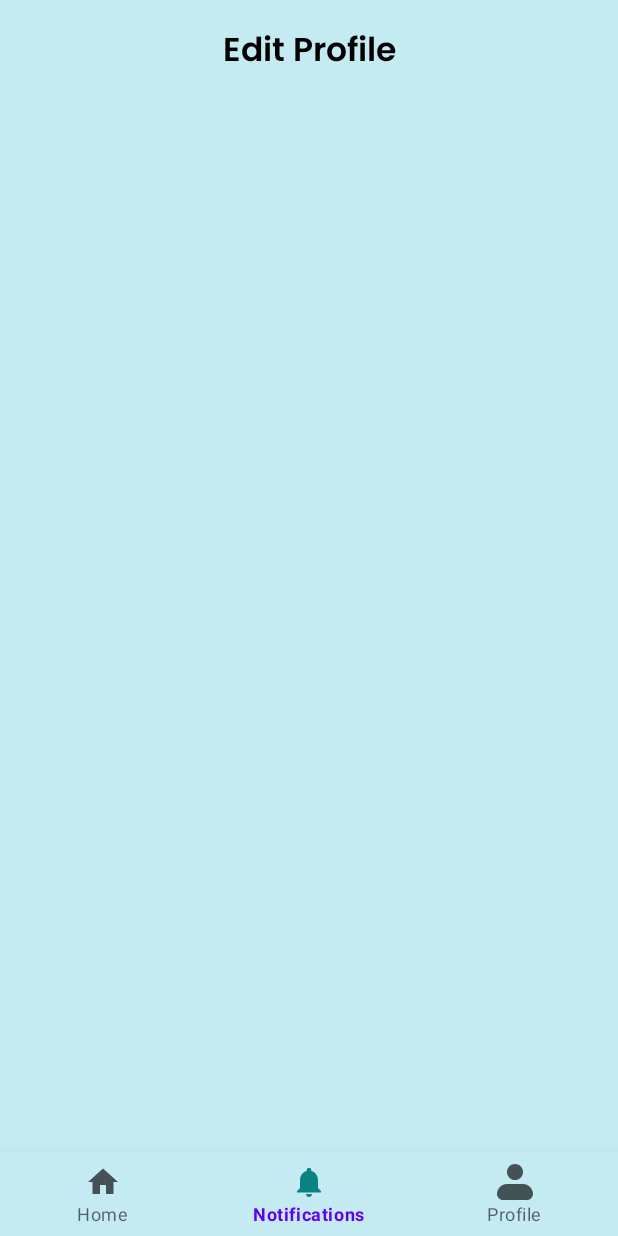
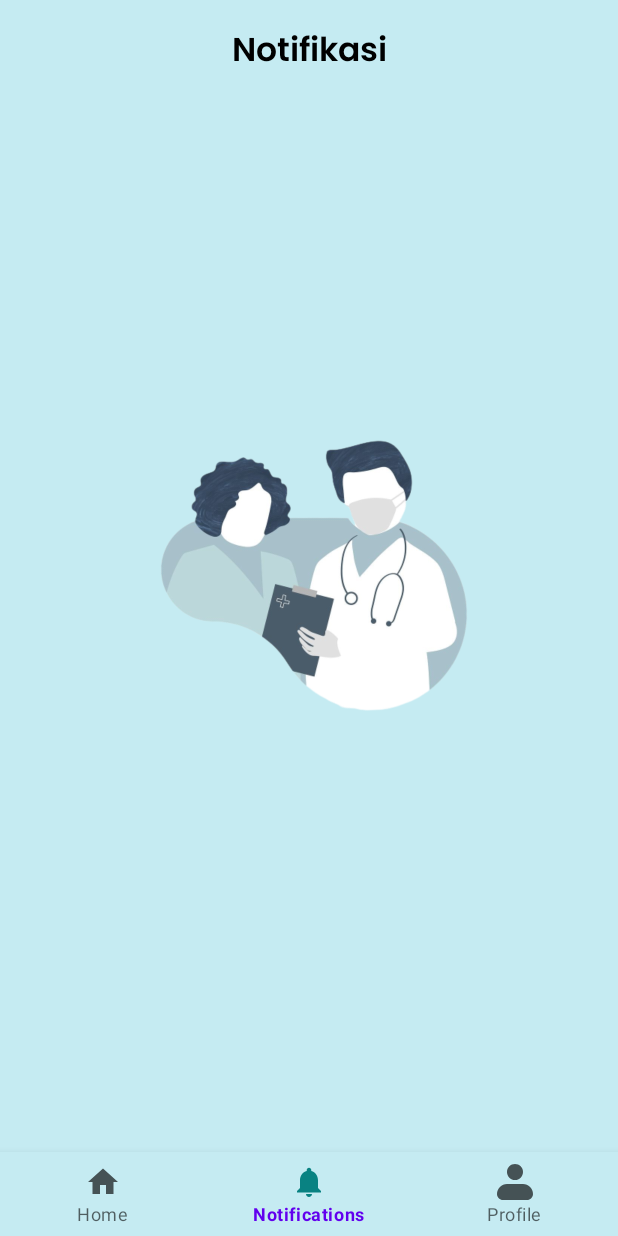
Before and after one commit to faizul14/DripControl, an Android app: the NotificationsFragment screen opened through its navigation route, on a phone screen of 412 x 824 dp. Run offline under Robolectric (Android 15) with nearby library versions, the phone set to English and light mode, and no system bars; our stand-ins replace Firebase (no records; nobody signed in at launch, a user with empty details on screens opened directly), Room's generated code, navigation-ui; 4 statements that could not run were skipped.

Commit message:
+ Cange request

```diff
--- a/app/src/main/java/com/faezolfp/dripcontrol/core/data/Firebase.kt
+++ b/app/src/main/java/com/faezolfp/dripcontrol/core/data/Firebase.kt
@@ -10,10 +10,10 @@ import com.google.firebase.database.FirebaseDatabase
 import com.google.firebase.database.ValueEventListener
 
 class Firebase {
-    private val database: DatabaseReference = FirebaseDatabase.getInstance().getReference("DataInfus")
+    private val database: DatabaseReference = FirebaseDatabase.getInstance().getReference("DripControl")
 
     fun setTpm(data: Int) {
-        database.child("BeratInfus").setValue(data).addOnSuccessListener {
+        database.child("TPM").setValue(data).addOnSuccessListener {
         }.addOnFailureListener {
             Log.d("RESULTFIREBASE", it.toString())
         }
@@ -23,7 +23,7 @@ class Firebase {
         val result = MutableLiveData<Int>()
         val listener = object : ValueEventListener {
             override fun onDataChange(snapshot: DataSnapshot) {
-                val dataInf = snapshot.child("BeratInfus").value
+                val dataInf = snapshot.child("TPM").value
                 result.value = dataInf.toString().toInt()
             }
 
@@ -38,7 +38,7 @@ class Firebase {
     }
 
     fun setDataInfus(data: Int) {
-        database.child("Testesan/DataRealtime").setValue(data).addOnSuccessListener {
+        database.child("VolumeInfus/CurrentVolume").setValue(data).addOnSuccessListener {
         }.addOnFailureListener {
             Log.d("RESULTFIREBASE", it.toString())
         }
@@ -48,7 +48,7 @@ class Firebase {
         val result = MutableLiveData<Int>()
         val listener = object : ValueEventListener {
             override fun onDataChange(snapshot: DataSnapshot) {
-                val dataInf = snapshot.child("Testesan/DataRealtime").value
+                val dataInf = snapshot.child("VolumeInfus/CurrentVolume").value
                 result.value = dataInf.toString().toInt()
             }
 
@@ -63,7 +63,7 @@ class Firebase {
     }
 
     fun setDataInfusMax(data: Int) {
-        database.child("Testesan/Max").setValue(data).addOnSuccessListener {
+        database.child("VolumeInfus/MaxVolume").setValue(data).addOnSuccessListener {
         }.addOnFailureListener {
             Log.d("RESULTFIREBASE", it.toString())
         }
@@ -73,7 +73,7 @@ class Firebase {
         val result = MutableLiveData<Int>()
         val listener = object : ValueEventListener {
             override fun onDataChange(snapshot: DataSnapshot) {
-                val dataInf = snapshot.child("Testesan/Max").value
+                val dataInf = snapshot.child("VolumeInfus/MaxVolume").value
                 result.value = dataInf.toString().toInt()
                 Log.d("TRACKING", dataInf.toString())
             }
--- a/app/src/main/java/com/faezolfp/dripcontrol/core/domain/model/Pasiens.kt
+++ b/app/src/main/java/com/faezolfp/dripcontrol/core/domain/model/Pasiens.kt
@@ -1,6 +1,10 @@
 package com.faezolfp.dripcontrol.core.domain.model
 
+import android.os.Parcelable
+import kotlinx.parcelize.Parcelize
 
+
+@Parcelize
 data class Pasiens(
     var id: Int = 0,
     var nama: String? = null,
@@ -10,4 +14,4 @@ data class Pasiens(
     var lamapemberianinfus: String? = null,
     var tetsanpermenit: String? = null,
     var kamar: Int? = null,
-)
+): Parcelable
--- a/app/src/main/java/com/faezolfp/dripcontrol/core/domain/ui/ListPasienAdapter.kt
+++ b/app/src/main/java/com/faezolfp/dripcontrol/core/domain/ui/ListPasienAdapter.kt
@@ -3,13 +3,14 @@ package com.faezolfp.dripcontrol.core.domain.ui
 import android.content.Intent
 import android.view.LayoutInflater
 import android.view.ViewGroup
+import androidx.recyclerview.widget.ItemTouchHelper
 import androidx.recyclerview.widget.RecyclerView
 import com.faezolfp.dripcontrol.R
 import com.faezolfp.dripcontrol.core.domain.model.Pasiens
 import com.faezolfp.dripcontrol.databinding.ItemListBinding
 import com.faezolfp.dripcontrol.presentation.tracking.TrackingScreenActivity
 
-class ListPasienAdapter : RecyclerView.Adapter<ListPasienAdapter.ViewHolder>() {
+class ListPasienAdapter() : RecyclerView.Adapter<ListPasienAdapter.ViewHolder>() {
 
     private val listPasiens = ArrayList<Pasiens>()
     fun setDataPasien(data: List<Pasiens>) {
@@ -47,7 +48,9 @@ class ListPasienAdapter : RecyclerView.Adapter<ListPasienAdapter.ViewHolder>() {
             }
 
             itemView.setOnClickListener {
+                val dataMove = data
                 val move = Intent(itemView.context, TrackingScreenActivity::class.java)
+                move.putExtra(TrackingScreenActivity.DATA_MOVE, dataMove)
                 itemView.context.startActivity(move)
             }
         }
--- a/app/src/main/java/com/faezolfp/dripcontrol/ui/notifications/NotificationsFragment.kt
+++ b/app/src/main/java/com/faezolfp/dripcontrol/ui/notifications/NotificationsFragment.kt
@@ -37,14 +37,26 @@ class NotificationsFragment : Fragment() {
         return root
     }
 
+//    override fun onResume() {
+//        super.onResume()
+//        binding.apply {
+//            imgBlank.visibility = View.VISIBLE
+//            rvListnotif.visibility = View.GONE
+//        }
+//    }
+
     override fun onViewCreated(view: View, savedInstanceState: Bundle?) {
         super.onViewCreated(view, savedInstanceState)
         binding.rvListnotif.layoutManager = LinearLayoutManager(requireContext())
         viewModel.dataNotifikasi.observe(viewLifecycleOwner) {data->
-            if (data != null){
+            if (data.isNotEmpty()){
                 adapter = NotifikasiAdapter()
                 adapter.setListNotofokasi(data)
                 binding.rvListnotif.adapter = adapter
+                binding.apply {
+                    imgBlank.visibility = View.GONE
+                    rvListnotif.visibility = View.VISIBLE
+                }
             }
         }
     }
--- a/app/src/main/res/layout/activity_register.xml
+++ b/app/src/main/res/layout/activity_register.xml
@@ -78,7 +78,7 @@
         android:layout_marginEnd="16dp"
         android:background="@drawable/img_splashscreen"
         android:fontFamily="@font/robot_regular"
-        android:hint="Enter your fulname"
+        android:hint="Enter your fullname"
         android:padding="16dp"
         android:paddingLeft="50dp"
         android:textColorHint="#8F8F8F"
--- a/app/src/main/res/layout/fragment_notifications.xml
+++ b/app/src/main/res/layout/fragment_notifications.xml
@@ -13,7 +13,7 @@
         android:layout_height="wrap_content"
         android:layout_marginTop="16dp"
         android:fontFamily="@font/poppins_semibold"
-        android:text="Edit Profile"
+        android:text="Notifikasi"
         android:textColor="@color/black"
         android:textSize="22sp"
         app:layout_constraintEnd_toEndOf="parent"
@@ -27,11 +27,45 @@
         android:layout_marginStart="16dp"
         android:layout_marginTop="32dp"
         android:layout_marginEnd="16dp"
-        tools:listitem="@layout/item_notifikasi"
+        android:visibility="gone"
         app:layout_constraintBottom_toBottomOf="parent"
         app:layout_constraintEnd_toEndOf="parent"
         app:layout_constraintStart_toStartOf="parent"
-        app:layout_constraintTop_toBottomOf="@+id/textView7" />
+        app:layout_constraintTop_toBottomOf="@+id/textView7"
+        tools:listitem="@layout/item_notifikasi" />
 
 
+    <LinearLayout
+        android:id="@+id/img_blank"
+        android:layout_width="wrap_content"
+        android:layout_height="wrap_content"
+        android:orientation="vertical"
+        android:visibility="visible"
+        app:layout_constraintBottom_toTopOf="@+id/guideline13"
+        app:layout_constraintEnd_toEndOf="parent"
+        app:layout_constraintStart_toStartOf="parent"
+        app:layout_constraintTop_toTopOf="@+id/guideline13">
+
+        <ImageView
+            android:layout_width="250dp"
+            android:layout_height="250dp"
+            android:src="@drawable/vector_doctor" />
+
+        <!--        <TextView-->
+        <!--            android:layout_width="wrap_content"-->
+        <!--            android:layout_height="wrap_content"-->
+        <!--            android:fontFamily="@font/poppins_bold"-->
+        <!--            android:text="EMPTY"-->
+        <!--            android:layout_gravity="center"-->
+        <!--            android:textColor="@color/black"-->
+        <!--            android:textSize="20sp"/>-->
+
+    </LinearLayout>
+
+    <androidx.constraintlayout.widget.Guideline
+        android:id="@+id/guideline13"
+        android:layout_width="wrap_content"
+        android:layout_height="wrap_content"
+        android:orientation="horizontal"
+        app:layout_constraintGuide_percent="0.5" />
 </androidx.constraintlayout.widget.ConstraintLayout>
```
Also changed, not shown: app/src/main/java/com/faezolfp/dripcontrol/presentation/listpasien/ListPasienActivity.kt (+8 -4 lines), app/src/main/java/com/faezolfp/dripcontrol/presentation/tracking/TrackingScreenActivity.kt (+59 -1 lines), app/src/main/res/layout/activity_insert_pasien.xml (+7 -2 lines), app/src/main/res/layout/activity_list_pasien.xml (+10 -0 lines).
